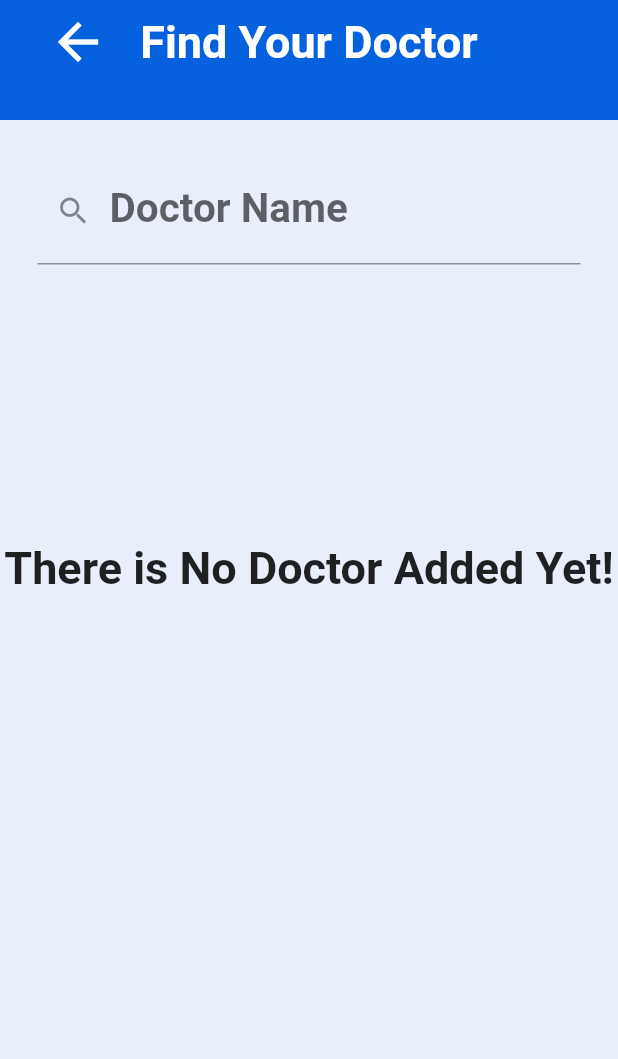
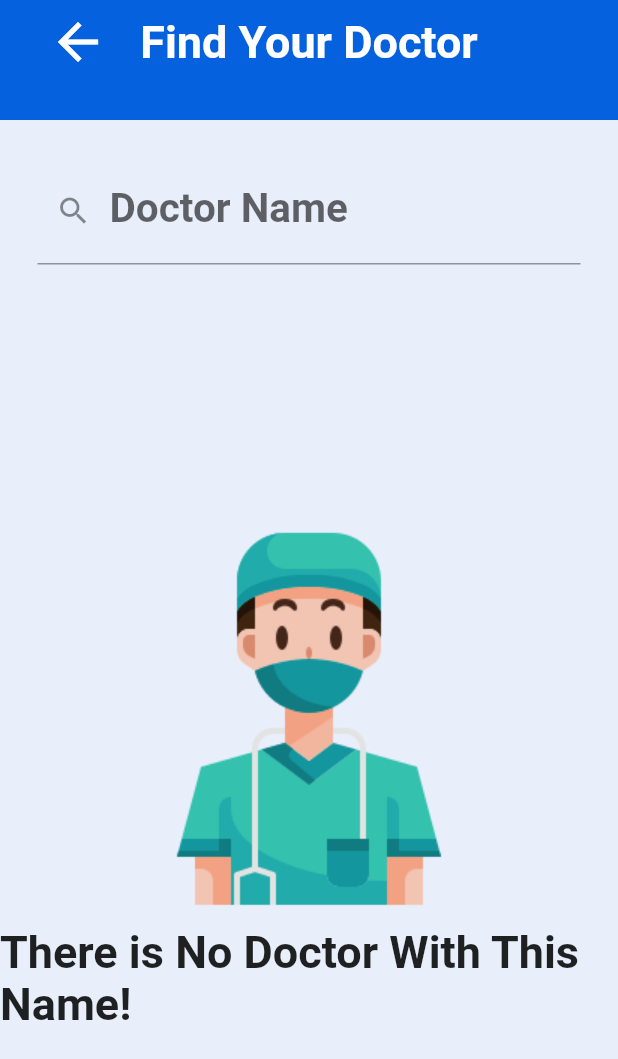
Before and after one commit to Batoolkharraz/MarhamFrontEndGP, a Flutter app: the searchDoctor screen opened directly, on a phone screen of 412 x 824 dp. Shown: the top 1059 px of the screen. Run offline on Flutter 3.47's test engine with Material 2 defaults, Android fonts, the phone set to English and light mode, and no system bars; our stand-ins replace animated_splash_screen, flutter_secure_storage, flutter_slidable, flutter_svg, font_awesome_flutter, google_nav_bar and 5 more; accounts and stored records are empty; network calls fail; Roboto replaces fonts that are missing (salsa).

Commit message:
fix stuff

```diff
--- a/lib/main.dart
+++ b/lib/main.dart
@@ -1,4 +1,5 @@
 import 'package:flutter/material.dart';
+import 'package:flutter_application_4/search/searchDoctor.dart';
 import 'package:flutter_application_4/splashScreen.dart';
 
 void main() {
@@ -9,7 +10,7 @@ class MyApp extends StatelessWidget {
   Widget build(BuildContext context){
     return MaterialApp(
       debugShowCheckedModeBanner: false,//عند الدراور
-      home:splashScreen(),
+      home:searchDoctor(),
     );
 }
 }
--- a/lib/search/searchDoctor.dart
+++ b/lib/search/searchDoctor.dart
@@ -122,13 +122,13 @@ class _searchDoctorState extends State<searchDoctor> {
                           child: Column(
                             children: [
                               Container(
-                                  //child: Image.asset('assets/doctor_category.png'),
+                                  child: Image.asset('assets/doctor_category.png'),
                                   ),
                               SizedBox(
                                 height: 10,
                               ),
                               Text(
-                                'There is No Doctor Added Yet!',
+                                'There is No Doctor With This Name!',
                                 style: TextStyle(
                                   fontFamily: 'salsa',
                                   fontSize: 30,
```
